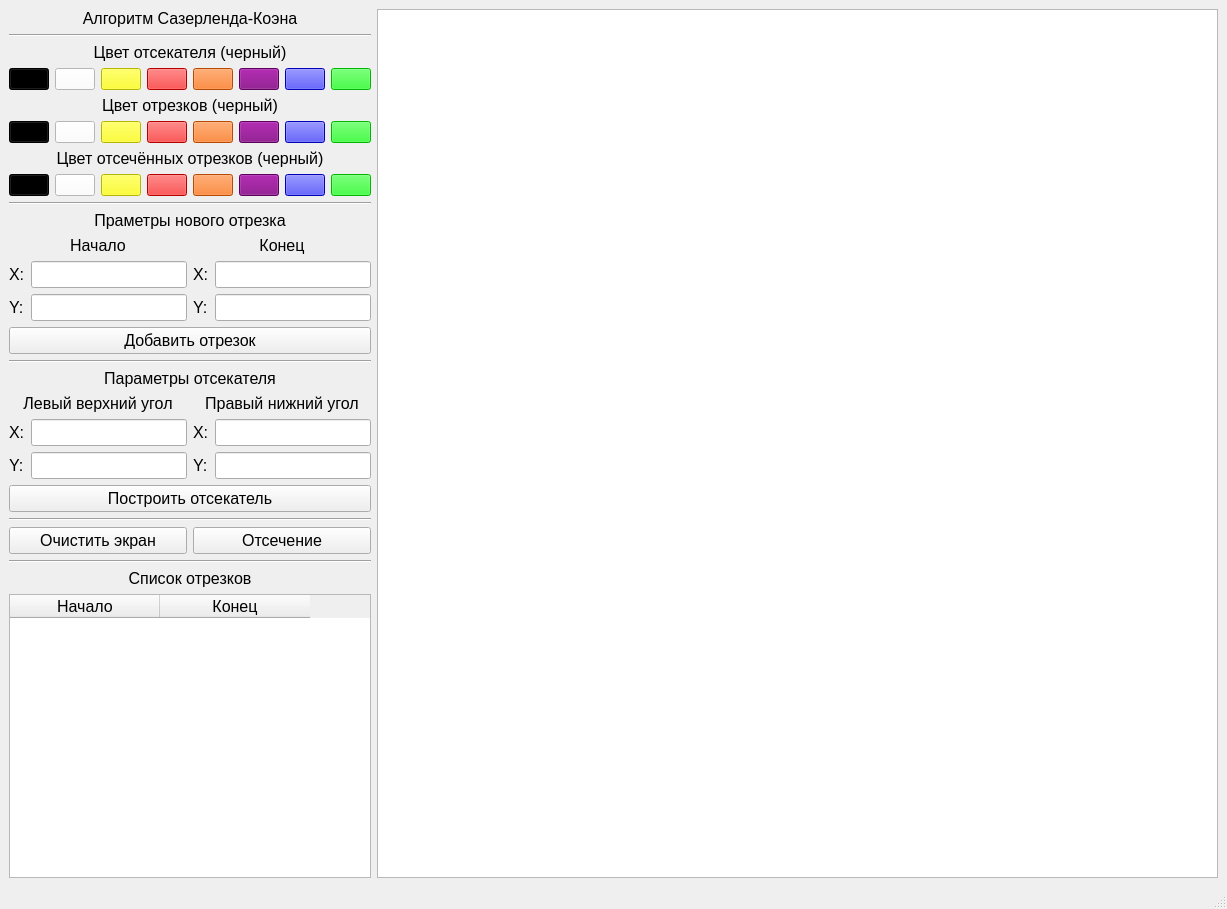
Old version of the form lab_08/mainwindow.ui in the repository LoaDeadd81/BMSTU-CG.
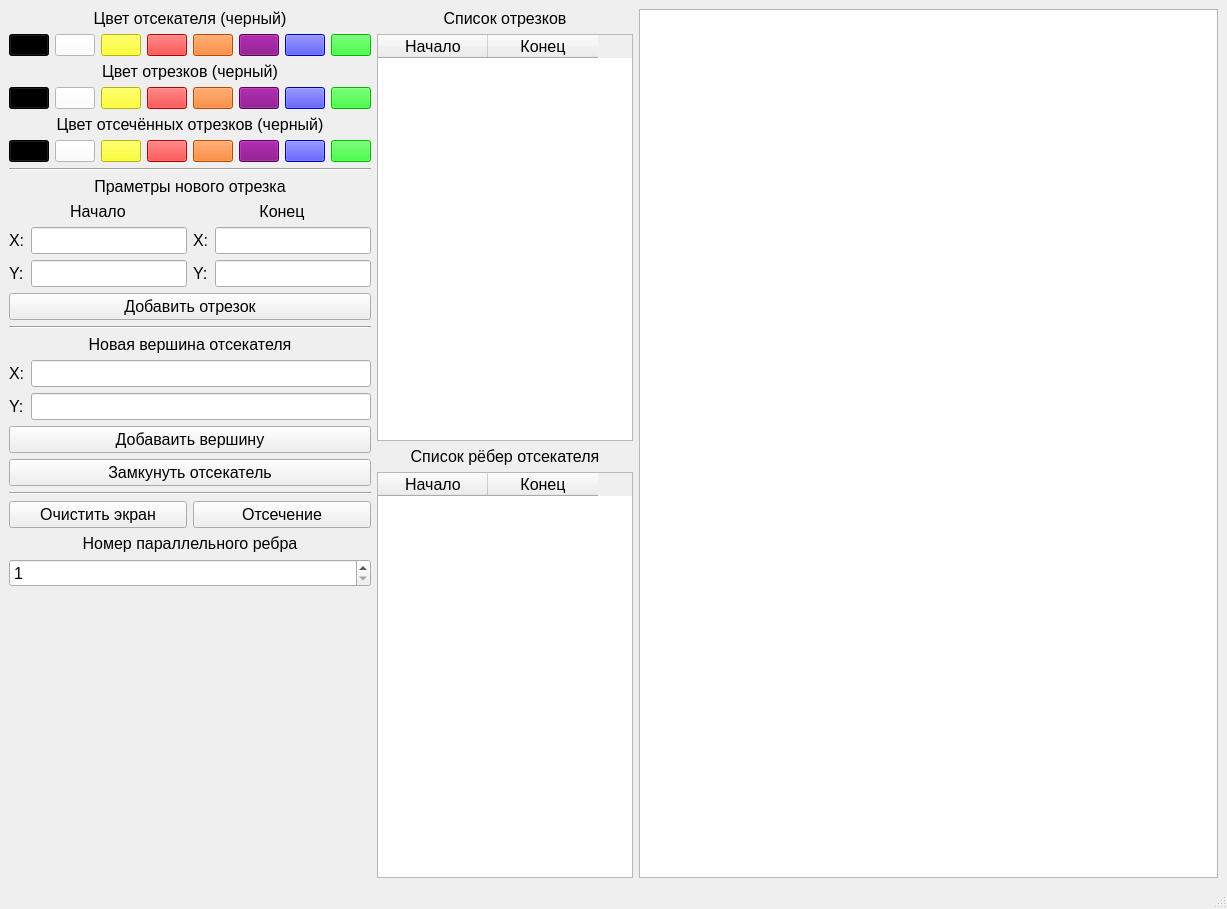
New version of the form.

What changed in the file:
```diff
--- a/lab_08/mainwindow.ui
+++ b/lab_08/mainwindow.ui
@@ -14,33 +14,11 @@
    <string>MainWindow</string>
   </property>
   <widget class="QWidget" name="centralwidget">
-   <layout class="QHBoxLayout" name="horizontalLayout_3">
+   <layout class="QHBoxLayout" name="horizontalLayout_3" stretch="0,0,1">
     <item>
      <layout class="QVBoxLayout" name="ControlLayout">
       <item>
        <layout class="QVBoxLayout" name="CipperColorBox">
-        <item>
-         <widget class="QLabel" name="TaskLabel">
-          <property name="font">
-           <font>
-            <pointsize>12</pointsize>
-           </font>
-          </property>
-          <property name="text">
-           <string>Алгоритм Сазерленда-Коэна</string>
-          </property>
-          <property name="alignment">
-           <set>Qt::AlignCenter</set>
-          </property>
-         </widget>
-        </item>
-        <item>
-         <widget class="Line" name="line_5">
-          <property name="orientation">
-           <enum>Qt::Horizontal</enum>
-          </property>
-         </widget>
-        </item>
         <item>
          <widget class="QLabel" name="CipperColorLabel">
           <property name="sizePolicy">
@@ -817,7 +795,7 @@
          </font>
         </property>
         <property name="text">
-         <string>Параметры отсекателя</string>
+         <string>Новая вершина отсекателя</string>
         </property>
         <property name="alignment">
          <set>Qt::AlignCenter</set>
@@ -828,27 +806,6 @@
        <layout class="QHBoxLayout" name="horizontalLayout">
         <item>
          <layout class="QVBoxLayout" name="verticalLayout">
-          <item>
-           <widget class="QLabel" name="label">
-            <property name="sizePolicy">
-             <sizepolicy hsizetype="Minimum" vsizetype="Preferred">
-              <horstretch>0</horstretch>
-              <verstretch>0</verstretch>
-             </sizepolicy>
-            </property>
-            <property name="font">
-             <font>
-              <pointsize>12</pointsize>
-             </font>
-            </property>
-            <property name="text">
-             <string>Левый верхний угол</string>
-            </property>
-            <property name="alignment">
-             <set>Qt::AlignCenter</set>
-            </property>
-           </widget>
-          </item>
           <item>
            <layout class="QFormLayout" name="Lt_clipper_form">
             <item row="0" column="0">
@@ -903,102 +860,7 @@
              </widget>
             </item>
             <item row="1" column="1">
-             <widget class="QLineEdit" name="lt_y_clipperLineEdit">
-              <property name="sizePolicy">
-               <sizepolicy hsizetype="Minimum" vsizetype="Fixed">
-                <horstretch>0</horstretch>
-                <verstretch>0</verstretch>
-               </sizepolicy>
-              </property>
-              <property name="font">
-               <font>
-                <pointsize>12</pointsize>
-               </font>
-              </property>
-             </widget>
-            </item>
-           </layout>
-          </item>
-         </layout>
-        </item>
-        <item>
-         <layout class="QVBoxLayout" name="verticalLayout_2">
-          <item>
-           <widget class="QLabel" name="label_2">
-            <property name="sizePolicy">
-             <sizepolicy hsizetype="Minimum" vsizetype="Preferred">
-              <horstretch>0</horstretch>
-              <verstretch>0</verstretch>
-             </sizepolicy>
-            </property>
-            <property name="font">
-             <font>
-              <pointsize>12</pointsize>
-             </font>
-            </property>
-            <property name="text">
-             <string>Правый нижний угол</string>
-            </property>
-            <property name="alignment">
-             <set>Qt::AlignCenter</set>
-            </property>
-           </widget>
-          </item>
-          <item>
-           <layout class="QFormLayout" name="RB_clipper_form">
-            <item row="0" column="0">
-             <widget class="QLabel" name="rt_x_clipperLabel">
-              <property name="sizePolicy">
-               <sizepolicy hsizetype="Minimum" vsizetype="Preferred">
-                <horstretch>0</horstretch>
-                <verstretch>0</verstretch>
-               </sizepolicy>
-              </property>
-              <property name="font">
-               <font>
-                <pointsize>12</pointsize>
-               </font>
-              </property>
-              <property name="text">
-               <string>X:</string>
-              </property>
-             </widget>
-            </item>
-            <item row="0" column="1">
-             <widget class="QLineEdit" name="rb_x_clipperLineEdit">
-              <property name="sizePolicy">
-               <sizepolicy hsizetype="Minimum" vsizetype="Fixed">
-                <horstretch>0</horstretch>
-                <verstretch>0</verstretch>
-               </sizepolicy>
-              </property>
-              <property name="font">
-               <font>
-                <pointsize>12</pointsize>
-               </font>
-              </property>
-             </widget>
-            </item>
-            <item row="1" column="0">
-             <widget class="QLabel" name="rt_y_clipperLabel">
-              <property name="sizePolicy">
-               <sizepolicy hsizetype="Minimum" vsizetype="Preferred">
-                <horstretch>0</horstretch>
-                <verstretch>0</verstretch>
-               </sizepolicy>
-              </property>
-              <property name="font">
-               <font>
-                <pointsize>12</pointsize>
-               </font>
-              </property>
-              <property name="text">
-               <string>Y:</string>
-              </property>
-             </widget>
-            </item>
-            <item row="1" column="1">
-             <widget class="QLineEdit" name="rb_y_clipperLineEdit">
+             <widget class="QLineEdit" name="y_clipperLineEdit">
               <property name="sizePolicy">
                <sizepolicy hsizetype="Minimum" vsizetype="Fixed">
                 <horstretch>0</horstretch>
@@ -1026,7 +888,19 @@
          </font>
         </property>
         <property name="text">
-         <string>Построить отсекатель</string>
+         <string>Добаваить вершину</string>
+        </property>
+       </widget>
+      </item>
+      <item>
+       <widget class="QPushButton" name="CloseClipperButton">
+        <property name="font">
+         <font>
+          <pointsize>12</pointsize>
+         </font>
+        </property>
+        <property name="text">
+         <string>Замкунуть отсекатель</string>
         </property>
        </widget>
       </item>
@@ -1078,12 +952,49 @@
        </layout>
       </item>
       <item>
-       <widget class="Line" name="line_4">
+       <widget class="QLabel" name="label">
+        <property name="font">
+         <font>
+          <pointsize>12</pointsize>
+         </font>
+        </property>
+        <property name="text">
+         <string>Номер параллельного ребра</string>
+        </property>
+        <property name="alignment">
+         <set>Qt::AlignCenter</set>
+        </property>
+       </widget>
+      </item>
+      <item>
+       <widget class="QSpinBox" name="spinBox">
+        <property name="font">
+         <font>
+          <pointsize>12</pointsize>
+         </font>
+        </property>
+        <property name="minimum">
+         <number>1</number>
+        </property>
+       </widget>
+      </item>
+      <item>
+       <spacer name="verticalSpacer">
         <property name="orientation">
-         <enum>Qt::Horizontal</enum>
+         <enum>Qt::Vertical</enum>
         </property>
-       </widget>
+        <property name="sizeHint" stdset="0">
+         <size>
+          <width>20</width>
+          <height>40</height>
+         </size>
+        </property>
+       </spacer>
       </item>
+     </layout>
+    </item>
+    <item>
+     <layout class="QVBoxLayout" name="verticalLayout_2">
       <item>
        <widget class="QLabel" name="label_7">
         <property name="font">
@@ -1131,7 +1042,71 @@
          <number>20</number>
         </attribute>
         <attribute name="horizontalHeaderDefaultSectionSize">
-         <number>150</number>
+         <number>110</number>
+        </attribute>
+        <attribute name="horizontalHeaderHighlightSections">
+         <bool>true</bool>
+        </attribute>
+        <column>
+         <property name="text">
+          <string>Начало</string>
+         </property>
+        </column>
+        <column>
+         <property name="text">
+          <string>Конец</string>
+         </property>
+        </column>
+       </widget>
+      </item>
+      <item>
+       <widget class="QLabel" name="label_8">
+        <property name="font">
+         <font>
+          <pointsize>12</pointsize>
+         </font>
+        </property>
+        <property name="text">
+         <string>Список рёбер отсекателя</string>
+        </property>
+        <property name="alignment">
+         <set>Qt::AlignCenter</set>
+        </property>
+       </widget>
+      </item>
+      <item>
+       <widget class="QTableWidget" name="ClipperPointTableWidget">
+        <property name="sizePolicy">
+         <sizepolicy hsizetype="Minimum" vsizetype="Expanding">
+          <horstretch>0</horstretch>
+          <verstretch>0</verstretch>
+         </sizepolicy>
+        </property>
+        <property name="minimumSize">
+         <size>
+          <width>100</width>
+          <height>0</height>
+         </size>
+        </property>
+        <property name="font">
+         <font>
+          <pointsize>12</pointsize>
+         </font>
+        </property>
+        <property name="autoScroll">
+         <bool>false</bool>
+        </property>
+        <attribute name="horizontalHeaderVisible">
+         <bool>true</bool>
+        </attribute>
+        <attribute name="horizontalHeaderCascadingSectionResizes">
+         <bool>false</bool>
+        </attribute>
+        <attribute name="horizontalHeaderMinimumSectionSize">
+         <number>20</number>
+        </attribute>
+        <attribute name="horizontalHeaderDefaultSectionSize">
+         <number>110</number>
         </attribute>
         <attribute name="horizontalHeaderHighlightSections">
          <bool>true</bool>
```
Left out of the diff: 4 changed lines with no effect on the pictures.
